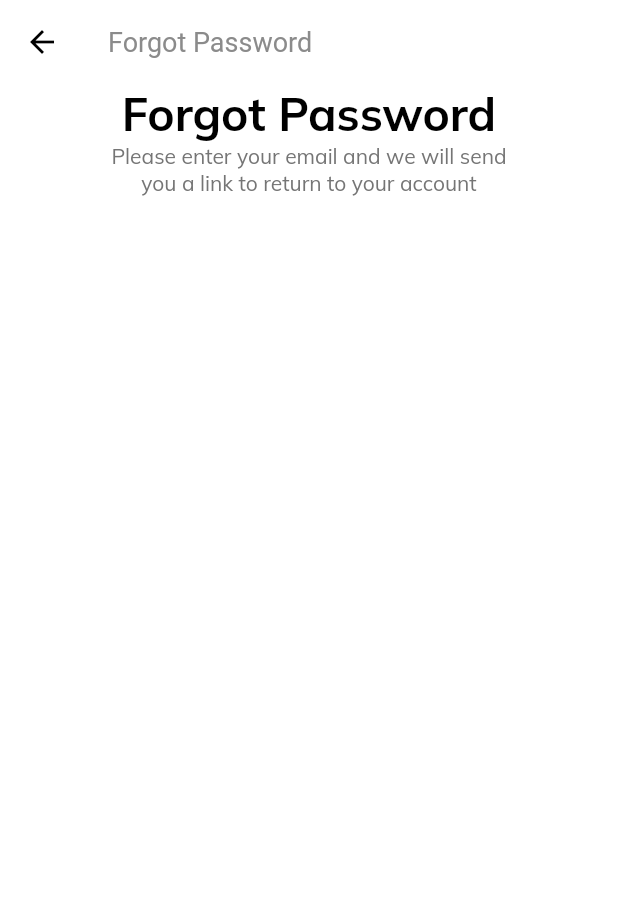
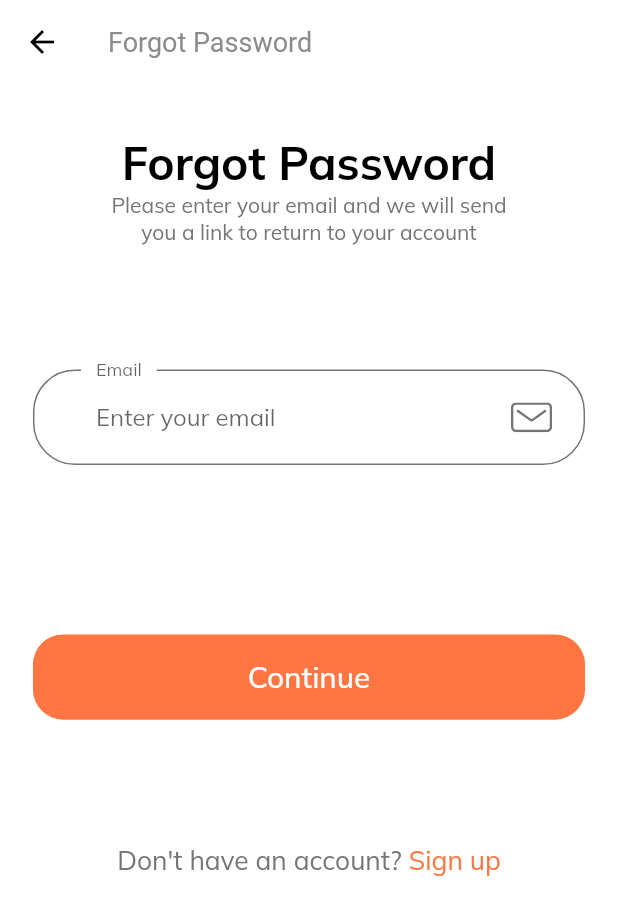
Before and after one commit to jplozada/E-commerce, a Flutter app: the ForgotPasswordScreen screen opened by its route, on a phone screen of 412 x 824 dp. Shown: the top 915 px of the screen. Run offline on Flutter 3.47's test engine with Material 2 defaults, Android fonts, the phone set to English and light mode, and no system bars; our stand-ins replace flutter_svg.

Commit message:
forgot password screen: email input with validation, submit button, sign up link

```diff
--- /dev/null
+++ b/lib/components/no_account_text.dart
@@ -0,0 +1,20 @@
+import 'package:flutter/material.dart';
+import '../constants.dart';
+import '../size_config.dart';
+
+class NoAccountText extends StatelessWidget {
+  @override
+  Widget build(BuildContext context) {
+    return Row(
+      mainAxisAlignment: MainAxisAlignment.center,
+      children: [
+        Text("Don't have an account? ",
+            style: TextStyle(fontSize: getProportionateScreenWidth(16))),
+        Text("Sign up",
+            style: TextStyle(
+                fontSize: getProportionateScreenWidth(16),
+                color: kPrimaryColor))
+      ],
+    );
+  }
+}
--- a/lib/screens/forgot_password/components/body.dart
+++ b/lib/screens/forgot_password/components/body.dart
@@ -1,13 +1,23 @@
+import 'package:e_commerce_app/components/custom_suffix_icon.dart';
+import 'package:e_commerce_app/components/default_button.dart';
+import 'package:e_commerce_app/components/form_error.dart';
+import 'package:e_commerce_app/components/no_account_text.dart';
 import 'package:e_commerce_app/size_config.dart';
 import 'package:flutter/material.dart';
+import '../../../constants.dart';
 
 class Body extends StatelessWidget {
   @override
   Widget build(BuildContext context) {
     return SizedBox(
         width: double.infinity,
+        child: SingleChildScrollView(
+            child: Padding(
+                padding: EdgeInsets.symmetric(
+                    horizontal: getProportionateScreenWidth(20)),
                 child: Column(
                   children: [
+                    SizedBox(height: SizeConfig.screenHeight * 0.04),
                     Text("Forgot Password",
                         style: TextStyle(
                             fontSize: getProportionateScreenWidth(28),
@@ -17,7 +27,74 @@ class Body extends StatelessWidget {
                       "Please enter your email and we will send \nyou a link to return to your account",
                       textAlign: TextAlign.center,
                     ),
+                    SizedBox(height: SizeConfig.screenHeight * 0.1),
+                    ForgotPassForm()
+                  ],
+                ))));
+  }
+}
 
+class ForgotPassForm extends StatefulWidget {
+  @override
+  _ForgotPassFormState createState() => _ForgotPassFormState();
+}
+
+class _ForgotPassFormState extends State<ForgotPassForm> {
+  final _formKey = GlobalKey<FormState>();
+  List<String> errors = [];
+  String email;
+  @override
+  Widget build(BuildContext context) {
+    return Form(
+      key: _formKey,
+      child: Column(
+        children: [
+          TextFormField(
+            keyboardType: TextInputType.emailAddress,
+            onSaved: (newValue) => email = newValue,
+            onChanged: (value) {
+              if (value.isNotEmpty && errors.contains(kEmailNullError)) {
+                setState(() {
+                  errors.remove(kEmailNullError);
+                });
+              } else if (emailValidatorRegExp.hasMatch(value) &&
+                  errors.contains(kInvalidEmailError)) {
+                setState(() {
+                  errors.remove(kInvalidEmailError);
+                });
+              }
+              return null;
+            },
+            validator: (value) {
+              if (value.isEmpty && !errors.contains(kEmailNullError)) {
+                setState(() {
+                  errors.add(kEmailNullError);
+                });
+              } else if (value.isNotEmpty &&
+                  !emailValidatorRegExp.hasMatch(value) &&
+                  !errors.contains(kInvalidEmailError)) {
+                setState(() {
+                  errors.add(kInvalidEmailError);
+                });
+              }
+              return null;
+            },
+            decoration: InputDecoration(
+                labelText: "Email",
+                hintText: "Enter your email",
+                floatingLabelBehavior: FloatingLabelBehavior.always,
+                suffixIcon: CustomSuffixIcon(svgIcon: "assets/icons/Mail.svg")),
+          ),
+          SizedBox(height: getProportionateScreenHeight(30)),
+          FormError(errors: errors),
+          SizedBox(height: SizeConfig.screenHeight * 0.1),
+          DefaultButton(text: "Continue", press: () {
+            if (_formKey.currentState.validate()) {
+
+            }
+          }),
+          SizedBox(height: SizeConfig.screenHeight * 0.1),
+          NoAccountText()
         ],
       ),
     );
--- a/lib/screens/sign_in/components/sign_form.dart
+++ b/lib/screens/sign_in/components/sign_form.dart
@@ -40,7 +40,7 @@ class _SignFormState extends State<SignForm> {
                 Text("Remember me"),
                 Spacer(),
                 GestureDetector(
-                  onTap: () => Navigator.popAndPushNamed(
+                  onTap: () => Navigator.pushNamed(
                       context, ForgotPasswordScreen.routeName),
                   child: Text("Forgot Password",
                       style: TextStyle(decoration: TextDecoration.underline)),
```
Also changed, not shown: lib/screens/sign_in/components/body.dart (+2 -12 lines). Lines whose indentation alone changed are shown as unchanged.
